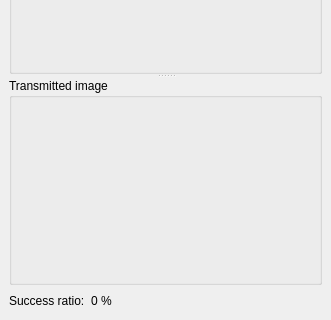
Qt form Computer_networks/p2p/src/forms/transmission_widget.ui (rutsky/semester09) before a commit; both pictures show x 0 to 331 and y 170 to 490 of the 331 by 490 pixel window.
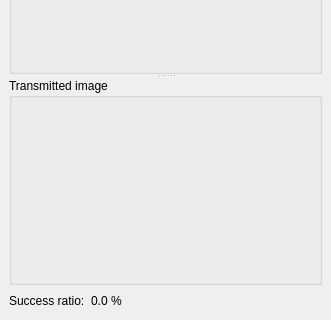
The same form after that commit.

Commit message: Update transmission success ratio

```diff
--- a/Computer_networks/p2p/src/forms/transmission_widget.ui
+++ b/Computer_networks/p2p/src/forms/transmission_widget.ui
@@ -75,7 +75,7 @@
       <item>
        <widget class="QLabel" name="successRatioLabel">
         <property name="text">
-         <string>0 %</string>
+         <string>0.0 %</string>
         </property>
        </widget>
       </item>
```
The commit also changes 1 other file.
